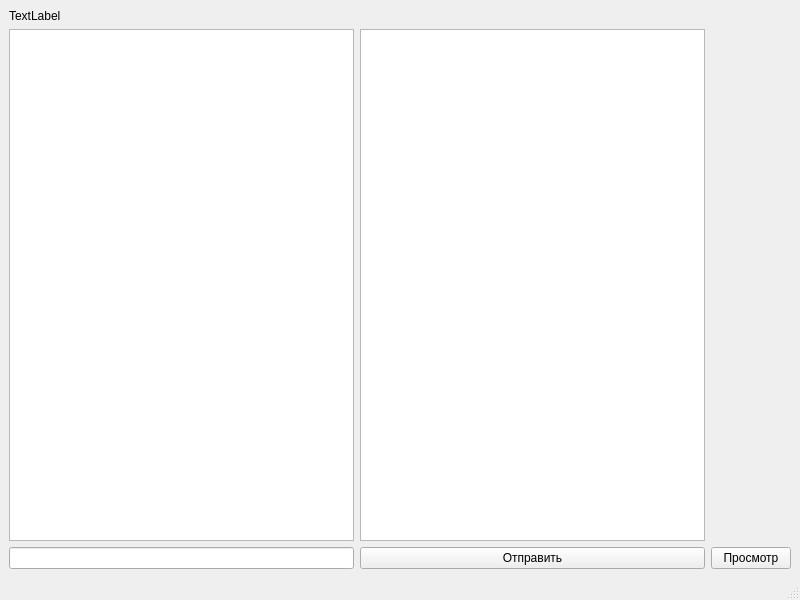
First picture: the form in client/mainwindow.ui, repository elena-luce/TestTask, before the edit.
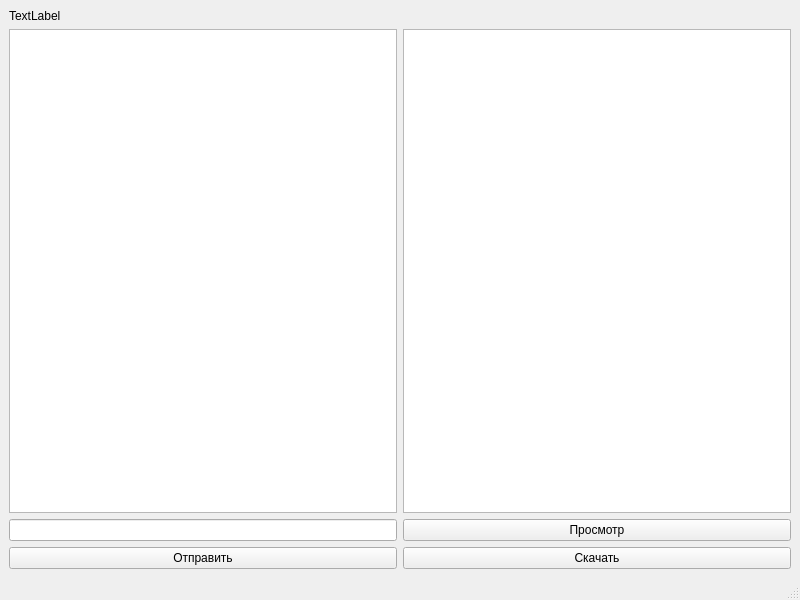
Second picture: the form after the edit.

The edit to the form file:
```diff
--- a/client/mainwindow.ui
+++ b/client/mainwindow.ui
@@ -15,22 +15,6 @@
   </property>
   <widget class="QWidget" name="centralwidget">
    <layout class="QGridLayout" name="gridLayout">
-    <item row="2" column="1">
-     <widget class="QPushButton" name="pcmd">
-      <property name="text">
-       <string>Отправить</string>
-      </property>
-     </widget>
-    </item>
-    <item row="1" column="0">
-     <widget class="QTextEdit" name="m_ptxtInfo"/>
-    </item>
-    <item row="2" column="0">
-     <widget class="QLineEdit" name="m_ptxtInput"/>
-    </item>
-    <item row="1" column="1">
-     <widget class="QListView" name="listIm"/>
-    </item>
     <item row="0" column="0">
      <layout class="QVBoxLayout" name="pvbxLayout">
       <item>
@@ -42,13 +26,36 @@
       </item>
      </layout>
     </item>
-    <item row="2" column="2">
-     <widget class="QPushButton" name="pushButton">
+    <item row="2" column="0">
+     <widget class="QLineEdit" name="m_ptxtInput"/>
+    </item>
+    <item row="1" column="0">
+     <widget class="QTextEdit" name="m_ptxtInfo"/>
+    </item>
+    <item row="1" column="1">
+     <widget class="QListView" name="listIm"/>
+    </item>
+    <item row="3" column="0">
+     <widget class="QPushButton" name="pcmd">
+      <property name="text">
+       <string>Отправить</string>
+      </property>
+     </widget>
+    </item>
+    <item row="2" column="1">
+     <widget class="QPushButton" name="viewButton">
       <property name="text">
        <string>Просмотр</string>
       </property>
      </widget>
     </item>
+    <item row="3" column="1">
+     <widget class="QPushButton" name="downloadBtn">
+      <property name="text">
+       <string>Скачать</string>
+      </property>
+     </widget>
+    </item>
    </layout>
   </widget>
   <widget class="QMenuBar" name="menubar">
```
